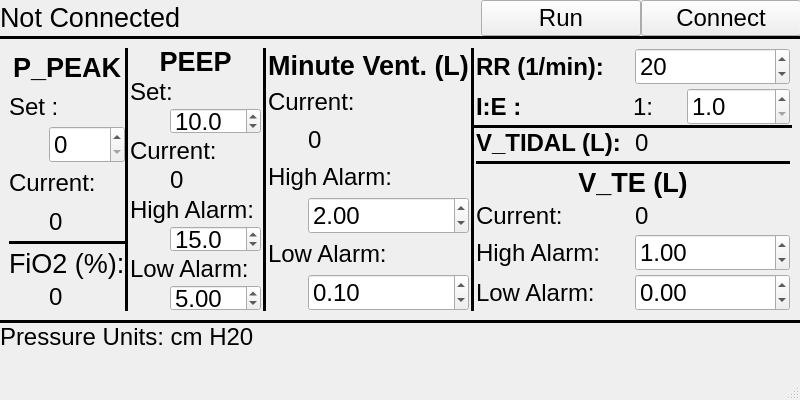
bruno2-ventilator/bruno2, file raspi/vent_gui.ui: the form before one commit.
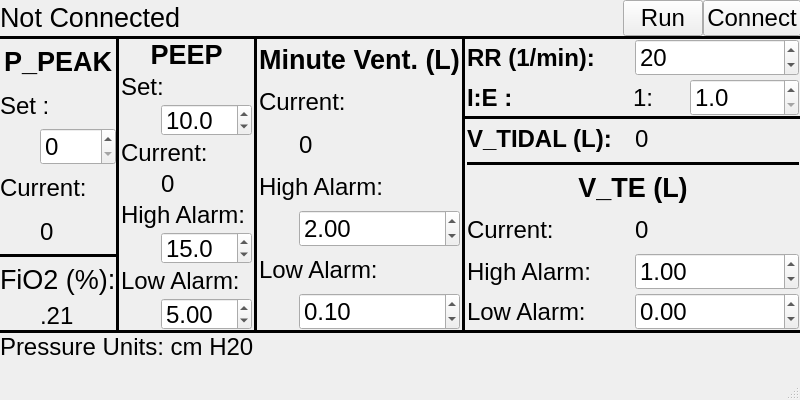
The form after the commit.

Commit message: Added selection cycling using + - keys

```diff
--- a/raspi/vent_gui.ui
+++ b/raspi/vent_gui.ui
@@ -26,7 +26,7 @@
       <x>0</x>
       <y>0</y>
       <width>801</width>
-      <height>351</height>
+      <height>361</height>
      </rect>
     </property>
     <layout class="QVBoxLayout" name="verticalLayout_4" stretch="1,1,8,0,1">
@@ -56,11 +56,11 @@
           <enum>Qt::Horizontal</enum>
          </property>
          <property name="sizeType">
-          <enum>QSizePolicy::Fixed</enum>
+          <enum>QSizePolicy::Expanding</enum>
          </property>
          <property name="sizeHint" stdset="0">
           <size>
-           <width>300</width>
+           <width>20</width>
            <height>20</height>
           </size>
          </property>
@@ -76,6 +76,9 @@
          <property name="text">
           <string>Run</string>
          </property>
+         <property name="autoDefault">
+          <bool>true</bool>
+         </property>
         </widget>
        </item>
        <item>
@@ -88,6 +91,12 @@
          <property name="text">
           <string>Connect</string>
          </property>
+         <property name="autoDefault">
+          <bool>true</bool>
+         </property>
+         <property name="default">
+          <bool>false</bool>
+         </property>
         </widget>
        </item>
       </layout>
@@ -113,6 +122,21 @@
      <item>
       <widget class="QWidget" name="settings_widget" native="true">
        <layout class="QGridLayout" name="gridLayout">
+        <property name="leftMargin">
+         <number>0</number>
+        </property>
+        <property name="topMargin">
+         <number>0</number>
+        </property>
+        <property name="rightMargin">
+         <number>0</number>
+        </property>
+        <property name="bottomMargin">
+         <number>0</number>
+        </property>
+        <property name="spacing">
+         <number>0</number>
+        </property>
         <item row="0" column="0">
          <layout class="QHBoxLayout" name="settings_vbox" stretch="0,1,0,1,0,1,1">
           <property name="spacing">
@@ -287,7 +311,7 @@
                  </font>
                 </property>
                 <property name="text">
-                 <string>0</string>
+                 <string>.21</string>
                 </property>
                </widget>
               </item>
```
The commit also changes 1 other file.
